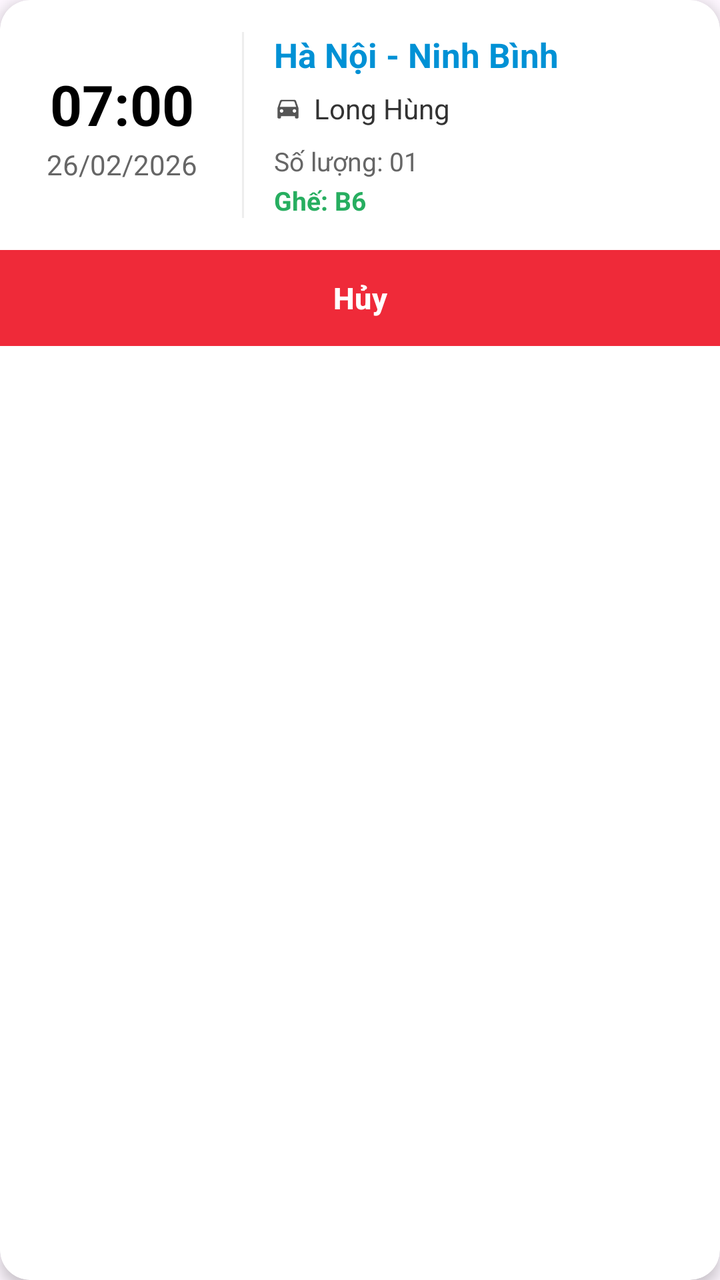
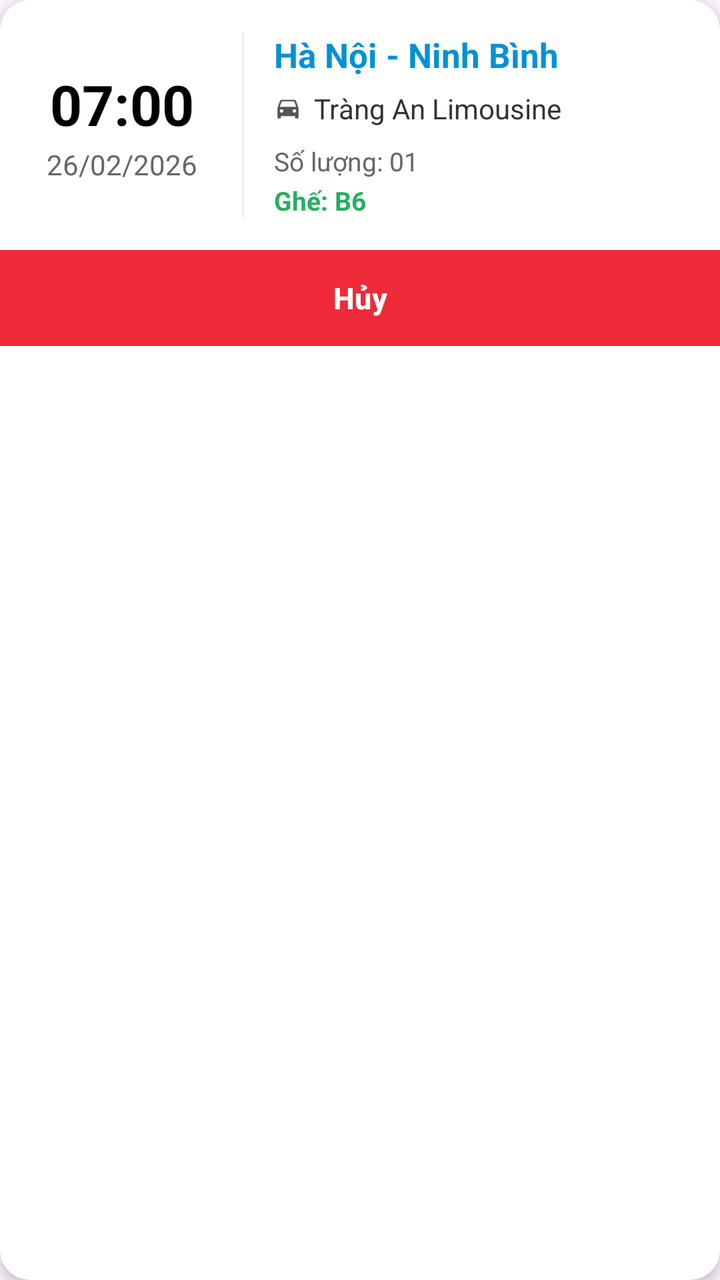

The first picture is an Android layout as it rendered before a commit; the second is the same layout after the commit. The layout source and the unified diff follow.
<!-- AndroidManifest.xml: application theme Theme.VeXeApp -->
<!-- res/layout/item_ticket.xml -->
<?xml version="1.0" encoding="utf-8"?>
<androidx.cardview.widget.CardView xmlns:android="http://schemas.android.com/apk/res/android"
    xmlns:app="http://schemas.android.com/apk/res-auto"
    android:layout_width="match_parent"
    android:layout_height="wrap_content"
    android:layout_marginHorizontal="15dp"
    android:layout_marginBottom="16dp"
    app:cardCornerRadius="15dp"
    app:cardElevation="4dp">

    <LinearLayout
        android:layout_width="match_parent"
        android:layout_height="wrap_content"
        android:orientation="vertical">

        <LinearLayout
            android:layout_width="match_parent"
            android:layout_height="wrap_content"
            android:orientation="horizontal"
            android:padding="16dp">

            
            <LinearLayout
                android:layout_width="90dp"
                android:layout_height="wrap_content"
                android:layout_gravity="center_vertical"
                android:gravity="center"
                android:orientation="vertical">
                <TextView
                    android:id="@+id/tvTime"
                    android:layout_width="wrap_content"
                    android:layout_height="wrap_content"
                    android:text="07:00"
                    android:textColor="#000000"
                    android:textSize="28sp"
                    android:textStyle="bold"
                    android:gravity="center" />
                <TextView
                    android:id="@+id/tvDate"
                    android:layout_width="wrap_content"
                    android:layout_height="wrap_content"
                    android:layout_marginTop="2dp"
                    android:text="26/02/2026"
                    android:textColor="#666666"
                    android:textSize="14sp"
                    android:gravity="center" />
            </LinearLayout>

            
            <View
                android:layout_width="1dp"
                android:layout_height="match_parent"
                android:layout_marginHorizontal="15dp"
                android:background="#EEEEEE" />

            
            <LinearLayout
                android:layout_width="match_parent"
                android:layout_height="wrap_content"
                android:layout_gravity="center_vertical"
                android:orientation="vertical">

                <TextView
                    android:id="@+id/tvRoute"
                    android:layout_width="wrap_content"
                    android:layout_height="wrap_content"
                    android:text="Hà Nội - Ninh Bình"
                    android:textColor="#0091D5"
                    android:textSize="17sp"
                    android:textStyle="bold" />

                <LinearLayout
                    android:layout_width="wrap_content"
                    android:layout_height="wrap_content"
                    android:layout_marginTop="6dp"
                    android:gravity="center_vertical"
                    android:orientation="horizontal">
                    <ImageView
                        android:layout_width="14dp"
                        android:layout_height="14dp"
                        android:src="@drawable/ic_car"
                        app:tint="#555555" />
                    <TextView
                        android:id="@+id/tvCar"
                        android:layout_width="wrap_content"
                        android:layout_height="wrap_content"
                        android:layout_marginStart="6dp"
                        android:text="Long Hùng"
                        android:textColor="#333333"
                        android:textSize="14sp" />
                </LinearLayout>

                <LinearLayout
                    android:layout_width="match_parent"
                    android:layout_height="wrap_content"
                    android:layout_marginTop="8dp"
                    android:orientation="vertical">
                    <TextView
                        android:id="@+id/tvSeatCount"
                        android:layout_width="wrap_content"
                        android:layout_height="wrap_content"
                        android:text="Số lượng: 01"
                        android:textColor="#666666"
                        android:textSize="13sp" />

                    <TextView
                        android:id="@+id/tvSeats"
                        android:layout_width="wrap_content"
                        android:layout_height="wrap_content"
                        android:layout_marginTop="2dp"
                        android:text="Ghế: B6"
                        android:textColor="#27AE60"
                        android:textStyle="bold"
                        android:textSize="13sp" />
                </LinearLayout>
            </LinearLayout>
        </LinearLayout>

        
        <Button
            android:id="@+id/btnAction"
            android:layout_width="match_parent"
            android:layout_height="48dp"
            android:backgroundTint="#EF2A39"
            android:text="Hủy"
            android:textAllCaps="false"
            android:textColor="@color/white"
            android:textSize="15sp"
            android:textStyle="bold"
            android:insetTop="0dp"
            android:insetBottom="0dp"
            app:cornerRadius="0dp"
            android:stateListAnimator="@null"/>
    </LinearLayout>
</androidx.cardview.widget.CardView>
<!-- resources referenced by this layout -->
<resources>
  <color name="white">#FFFFFFFF</color>
  <!-- drawable ic_car (drawable) -->
  <vector xmlns:android="http://schemas.android.com/apk/res/android"
      android:width="24dp"
      android:height="24dp"
      android:viewportWidth="24"
      android:viewportHeight="24">
      <path
          android:fillColor="#000000"
          android:pathData="M18.92,6.01C18.72,5.42 18.16,5 17.5,5h-11c-0.66,0 -1.21,0.42 -1.42,1.01L3,12v8c0,0.55 0.45,1 1,1h1c0.55,0 1,-0.45 1,-1v-1h12v1c0,0.55 0.45,1 1,1h1c0.55,0 1,-0.45 1,-1v-8l-2.08,-5.99zM6.5,16c-0.83,0 -1.5,-0.67 -1.5,-1.5S5.67,13 6.5,13s1.5,0.67 1.5,1.5S7.33,16 6.5,16zM17.5,16c-0.83,0 -1.5,-0.67 -1.5,-1.5s0.67,-1.5 1.5,-1.5s1.5,0.67 1.5,1.5S18.33,16 17.5,16zM5,11l1.27,-3.82C6.41,6.65 6.9,6.31 7.45,6.31h9.09c0.55,0 1.04,0.34 1.18,0.87L19,11H5z"/>
  </vector>
  <style name="Theme.VeXeApp" parent="Base.Theme.VeXeApp" />
  <style name="Base.Theme.VeXeApp" parent="Theme.Material3.DayNight.NoActionBar">
          
      </style>
</resources>

<!-- the commit's change to res/layout/item_ticket.xml (unified diff, before → after) -->
@@ -85,7 +85,7 @@
                         android:layout_width="wrap_content"
                         android:layout_height="wrap_content"
                         android:layout_marginStart="6dp"
-                        android:text="Long Hùng"
+                        android:text="Tràng An Limousine"
                         android:textColor="#333333"
                         android:textSize="14sp" />
                 </LinearLayout>
